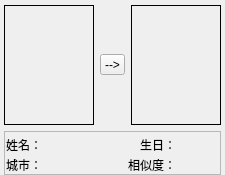
zhw201906/VFR_system, file VFR_system/DisplaySnapRecognizeResult.ui: the form before one commit.
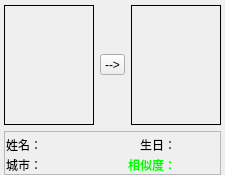
The form after the commit.

The edit to the form file:
```diff
--- a/VFR_system/DisplaySnapRecognizeResult.ui
+++ b/VFR_system/DisplaySnapRecognizeResult.ui
@@ -238,6 +238,15 @@
           <verstretch>0</verstretch>
          </sizepolicy>
         </property>
+        <property name="font">
+         <font>
+          <weight>75</weight>
+          <bold>true</bold>
+         </font>
+        </property>
+        <property name="styleSheet">
+         <string notr="true">color: rgb(0, 255, 0);</string>
+        </property>
         <property name="text">
          <string>相似度：</string>
         </property>
```
Left out of the diff: 9 changed lines with no effect on the pictures.
